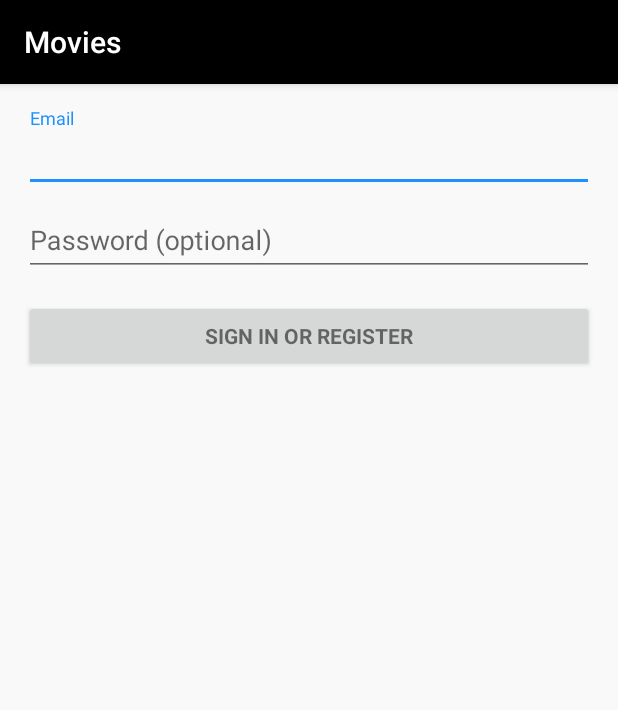
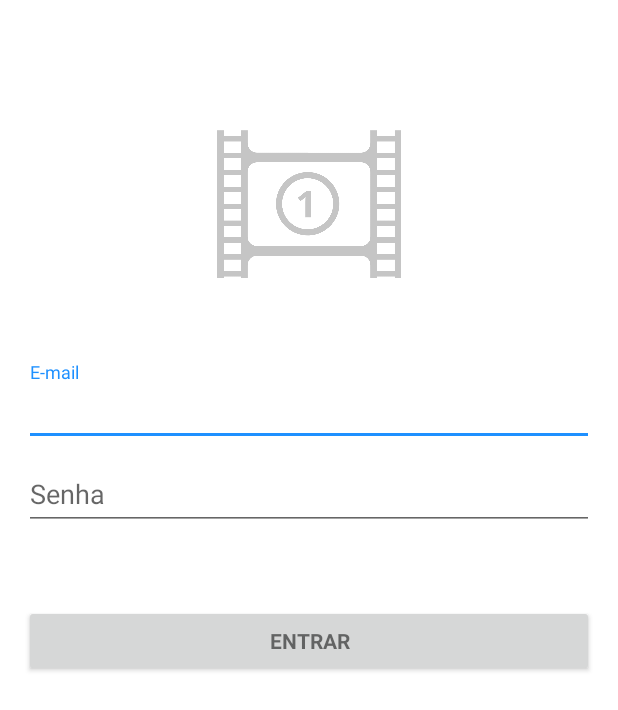
Before and after one commit to CristianeMayara/UserApp, an Android app: the screen it shows after launch (LoginActivity), on a phone screen of 412 x 824 dp. Shown: the top 710 px of the screen. Run offline under Robolectric (Android 15) with nearby library versions, the light colour scheme and no system bars; 2 statements that could not run were skipped.

Commit message:
Adding login screen design and application icon

```diff
--- a/Movies/app/src/main/AndroidManifest.xml
+++ b/Movies/app/src/main/AndroidManifest.xml
@@ -15,7 +15,8 @@
         android:theme="@style/AppTheme">
         <activity
             android:name=".view.LoginActivity"
-            android:label="@string/app_name">
+            android:label="@string/title_activity_login"
+            android:theme="@style/AppTheme.NoTitleBar">
             <intent-filter>
                 <action android:name="android.intent.action.MAIN" />
 
--- a/Movies/app/src/main/java/com/mobile/movies/view/LoginActivity.java
+++ b/Movies/app/src/main/java/com/mobile/movies/view/LoginActivity.java
@@ -23,6 +23,8 @@ import android.text.TextUtils;
 import android.view.KeyEvent;
 import android.view.View;
 import android.view.View.OnClickListener;
+import android.view.Window;
+import android.view.WindowManager;
 import android.view.inputmethod.EditorInfo;
 import android.widget.ArrayAdapter;
 import android.widget.AutoCompleteTextView;
@@ -69,6 +71,7 @@ public class LoginActivity extends AppCompatActivity implements LoaderCallbacks<
     protected void onCreate(Bundle savedInstanceState) {
         super.onCreate(savedInstanceState);
         setContentView(R.layout.activity_login);
+
         // Set up the login form.
         mEmailView = (AutoCompleteTextView) findViewById(R.id.email);
         populateAutoComplete();
--- a/Movies/app/src/main/res/layout/activity_login.xml
+++ b/Movies/app/src/main/res/layout/activity_login.xml
@@ -8,7 +8,7 @@
     android:paddingLeft="@dimen/activity_horizontal_margin"
     android:paddingRight="@dimen/activity_horizontal_margin"
     android:paddingTop="@dimen/activity_vertical_margin"
-    android:background="@color/backgroundLoginActivityColor"
+    android:background="@color/whiteColor"
     tools:context="com.mobile.movies.view.LoginActivity">
 
     <!-- Login progress -->
@@ -24,6 +24,19 @@
         android:id="@+id/login_form"
         android:layout_width="match_parent"
         android:layout_height="match_parent">
+
+        <LinearLayout
+            android:layout_width="match_parent"
+            android:layout_height="match_parent"
+            android:orientation="vertical">
+
+            <ImageView
+                android:layout_width="match_parent"
+                android:layout_height="150px"
+                android:layout_gravity="top|center_horizontal"
+                android:layout_marginTop="70dp"
+                android:layout_marginBottom="55dp"
+                android:src="@mipmap/app_logo"/>
 
             <LinearLayout
                 android:id="@+id/email_login_form"
@@ -69,10 +82,11 @@
                     style="?android:textAppearanceSmall"
                     android:layout_width="match_parent"
                     android:layout_height="wrap_content"
-                android:layout_marginTop="16dp"
+                    android:layout_marginTop="50dp"
                     android:text="@string/action_sign_in"
                     android:textStyle="bold" />
 
             </LinearLayout>
+        </LinearLayout>
     </ScrollView>
 </LinearLayout>
--- a/Movies/app/src/main/res/values/colors.xml
+++ b/Movies/app/src/main/res/values/colors.xml
@@ -1,6 +1,6 @@
 <?xml version="1.0" encoding="utf-8"?>
 <resources>
-    <color name="colorPrimary">#000000</color>
+    <color name="colorPrimary">#161616</color>
     <color name="colorPrimaryDark">#000000</color>
     <color name="colorAccent">#1e90ff</color>
     <color name="whiteColor">#FFFFFF</color>
--- a/Movies/app/src/main/res/values/strings.xml
+++ b/Movies/app/src/main/res/values/strings.xml
@@ -1,10 +1,10 @@
 <resources>
-    <string name="app_name">Movies</string>
+    <string name="app_name">Catálogo de Filmes</string>
 
     <!-- Strings related to login -->
-    <string name="prompt_email">Email</string>
-    <string name="prompt_password">Password (optional)</string>
-    <string name="action_sign_in">Sign in or register</string>
+    <string name="prompt_email">E-mail</string>
+    <string name="prompt_password">Senha</string>
+    <string name="action_sign_in">Entrar</string>
     <string name="action_sign_in_short">Sign in</string>
     <string name="error_invalid_email">This email address is invalid</string>
     <string name="error_invalid_password">This password is too short</string>
@@ -13,6 +13,7 @@
     <string name="permission_rationale">"Contacts permissions are needed for providing email
         completions."
     </string>
+    <string name="title_activity_login">Acesso</string>
     <string name="title_activity_movie_list">Catálogo de Filmes</string>
     <string name="title_activity_favorites">Meus Favoritos</string>
 
--- a/Movies/app/src/main/res/values/styles.xml
+++ b/Movies/app/src/main/res/values/styles.xml
@@ -13,6 +13,10 @@
         <item name="windowNoTitle">true</item>
     </style>
 
+    <style name="AppTheme.NoTitleBar">
+        <item name="windowNoTitle">true</item>
+    </style>
+
     <style name="AppTheme.AppBarOverlay" parent="ThemeOverlay.AppCompat.Dark.ActionBar" />
 
     <style name="AppTheme.PopupOverlay" parent="ThemeOverlay.AppCompat.Light" />
```
Also changed, not shown: Movies/app/src/main/ic_launcher-web.png (added), Movies/app/src/main/res/mipmap-hdpi/app_logo.png (added), Movies/app/src/main/res/mipmap-hdpi/ic_launcher.png, Movies/app/src/main/res/mipmap-mdpi/ic_launcher.png, Movies/app/src/main/res/mipmap-xhdpi/ic_launcher.png, Movies/app/src/main/res/mipmap-xxhdpi/ic_launcher.png, Movies/app/src/main/res/mipmap-xxxhdpi/ic_launcher.png. Lines whose indentation alone changed are shown as unchanged.
